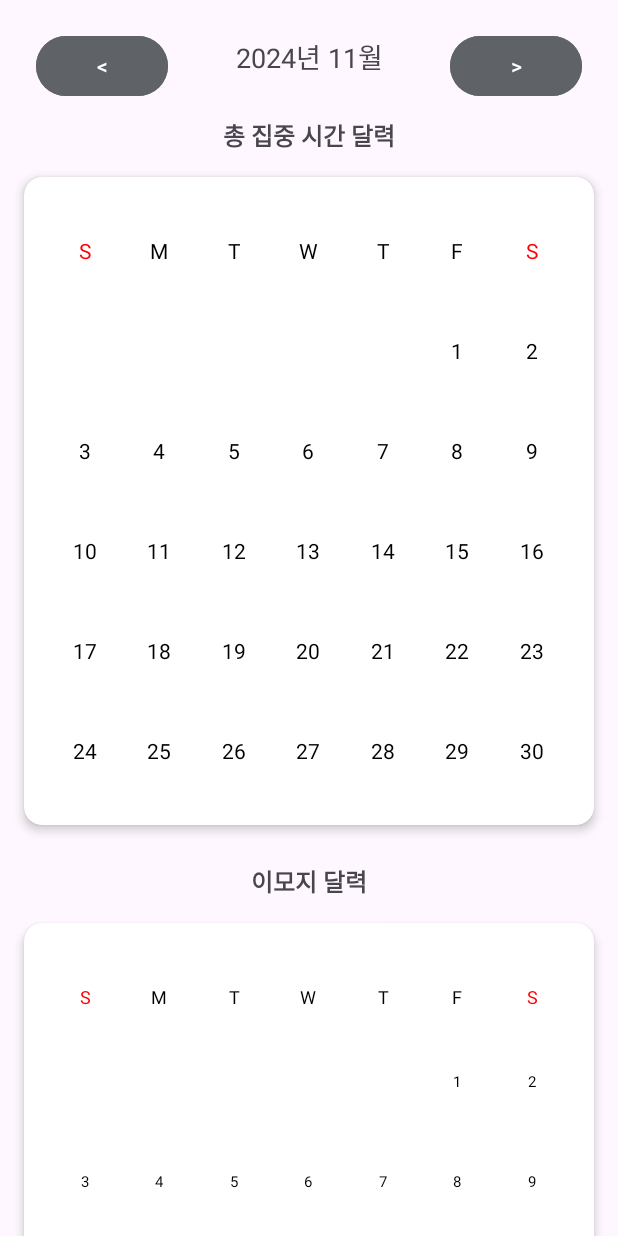
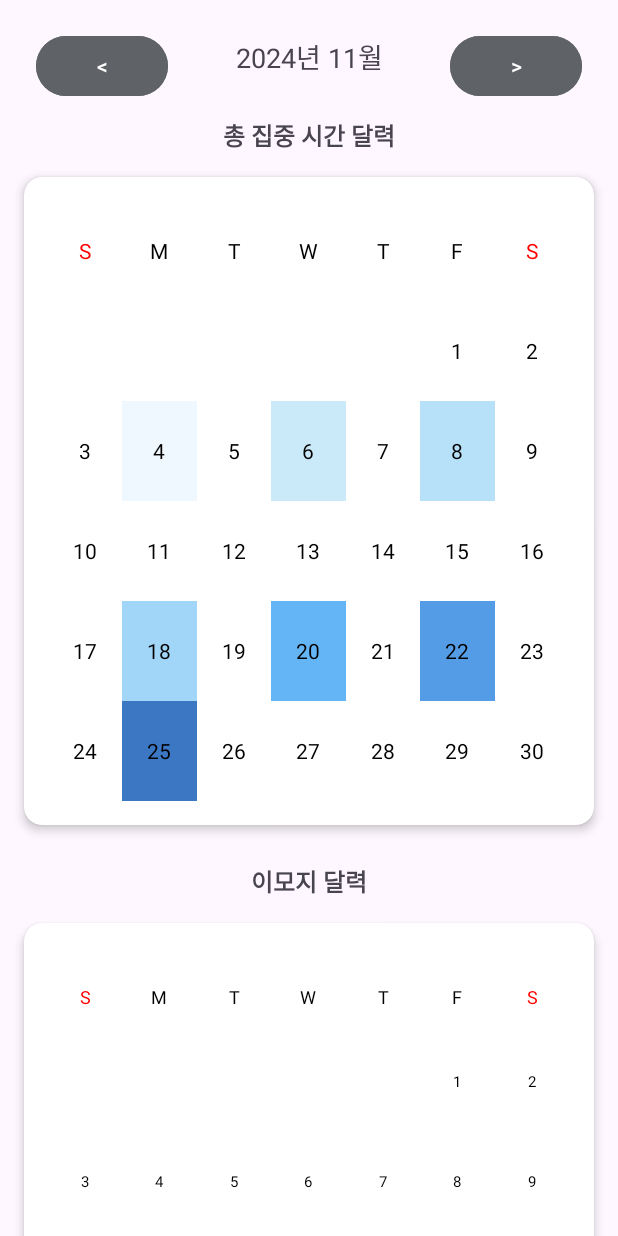
Before and after one commit to JiYeongParkDev/Pomodo, an Android app: the CalendarActivity screen opened directly, with no data from a screen before it, after a tap on an icon or button, on a phone screen of 412 x 824 dp. Run offline under Robolectric (Android 15) with nearby library versions, the light colour scheme and no system bars; our stand-ins replace Room's generated code.

Commit message:
12월 7일 총집중시간 색깔 변경

```diff
--- a/app/src/main/java/com/example/pomodo_remake/CalendarActivity.kt
+++ b/app/src/main/java/com/example/pomodo_remake/CalendarActivity.kt
@@ -47,7 +47,6 @@ class CalendarActivity : AppCompatActivity(){
 
     override fun onCreate(savedInstanceState: Bundle?) {
         super.onCreate(savedInstanceState)
-        //setContentView(R.layout.activity_calendar)  // 원래 내꺼!!!
         setContentView(R.layout.activity_calendar_combined) // 통합 레이아웃 사용
 
         timerIcon = findViewById(R.id.timer)
@@ -201,7 +200,7 @@ class CalendarActivity : AppCompatActivity(){
     }
 
 
-    // 총 집중 시간에 따라 색상 계산
+    /*// 총 집중 시간에 따라 색상 계산
     private fun getColorBasedOnFocusTime(focusTime: Int): Int {
         return when (focusTime) {
             in 0..0 -> Color.WHITE // 기본값
@@ -214,7 +213,24 @@ class CalendarActivity : AppCompatActivity(){
             in 28801..72000 -> Color.parseColor("#64B5F6") // 8시간 1초 ~ 20시간
             else -> Color.WHITE // 예상치 못한 값에 대한 기본값
         }
+    }*/
+
+    //색깔 한 번 바꿔볼까 해서 넣어본코드
+    // 총 집중 시간에 따라 색상 계산
+    private fun getColorBasedOnFocusTime(focusTime: Int): Int {
+        return when (focusTime) {
+            in 0..0 -> Color.WHITE // 기본값
+            in 1..1800 -> Color.parseColor("#F0F8FF") // 1초 ~ 30분
+            in 1801..3600 -> Color.parseColor("#CBEAF9") // 30분 1초 ~ 1시간
+            in 3601..7200 -> Color.parseColor("#B7E1F9") // 1시간 1초 ~ 2시간
+            in 7201..14400 -> Color.parseColor("#A2D6F8") // 2시간 1초 ~ 4시간
+            in 14401..21600 -> Color.parseColor("#64B5F6") // 4시간 1초 ~ 6시간 (밝은 파란색)
+            in 21601..28800 -> Color.parseColor("#549DE6") // 6시간 1초 ~ 8시간 (중간 파란색)
+            in 28801..72000 -> Color.parseColor("#3C77C4") // 8시간 1초 ~ 20시간 (짙은 파란색)
+            else -> Color.parseColor("#2F5EA3") // 20시간 초과 (어두운 파란색)
+        }
     }
+
 
     // 기록 부분 액티비티가 다시 열릴때 해당 월의 데이터를 강제로 다시 로드함
     override fun onResume() {
```
Also changed, not shown: app/src/main/java/com/example/pomodo_remake/AppDatabase.kt (+9 -0 lines).
